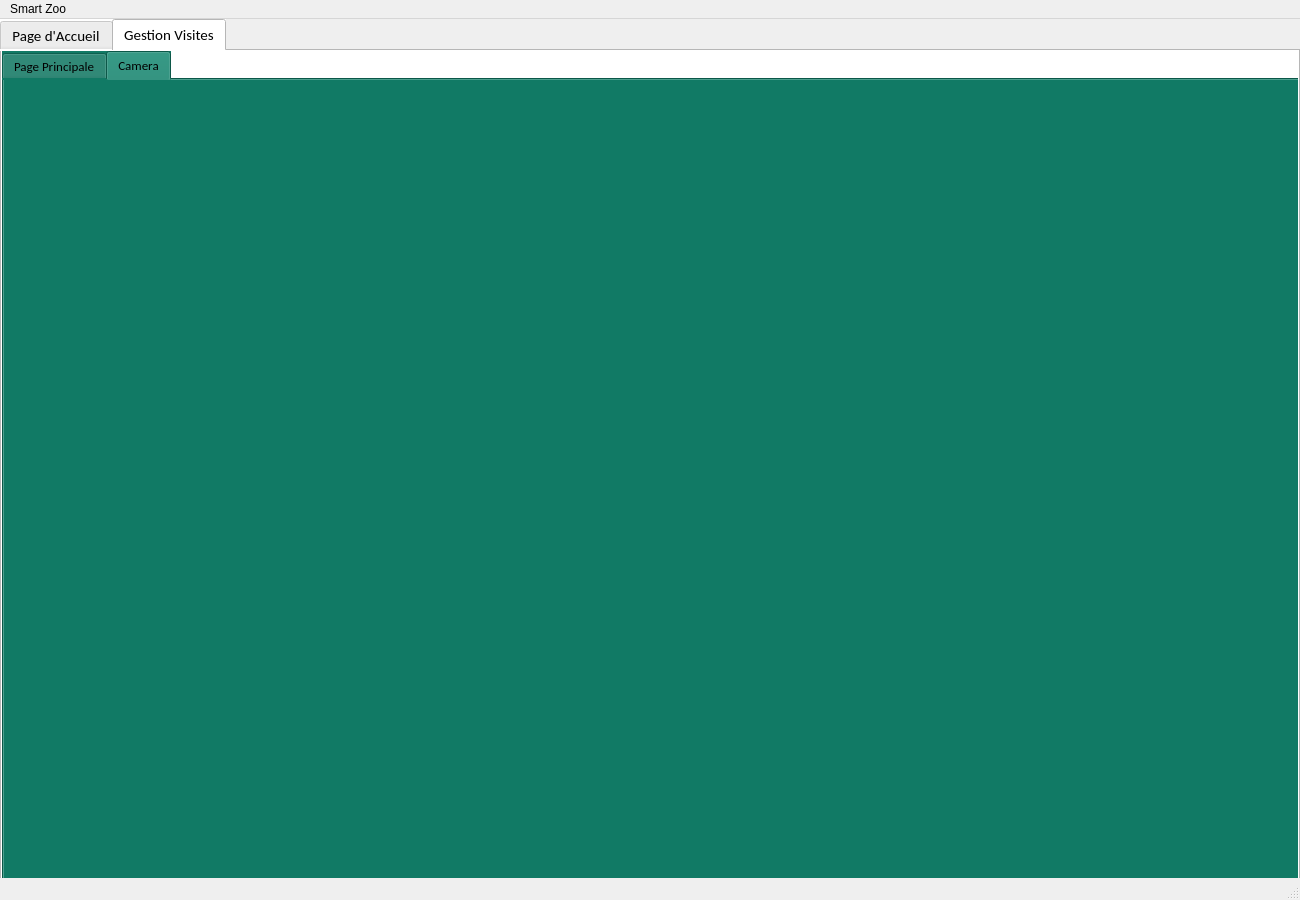
This is gestionVisites/mainwindow.ui in SarraGha/Smart_Park_2A19 as Qt 5 draws it before an edit. The edited form follows.
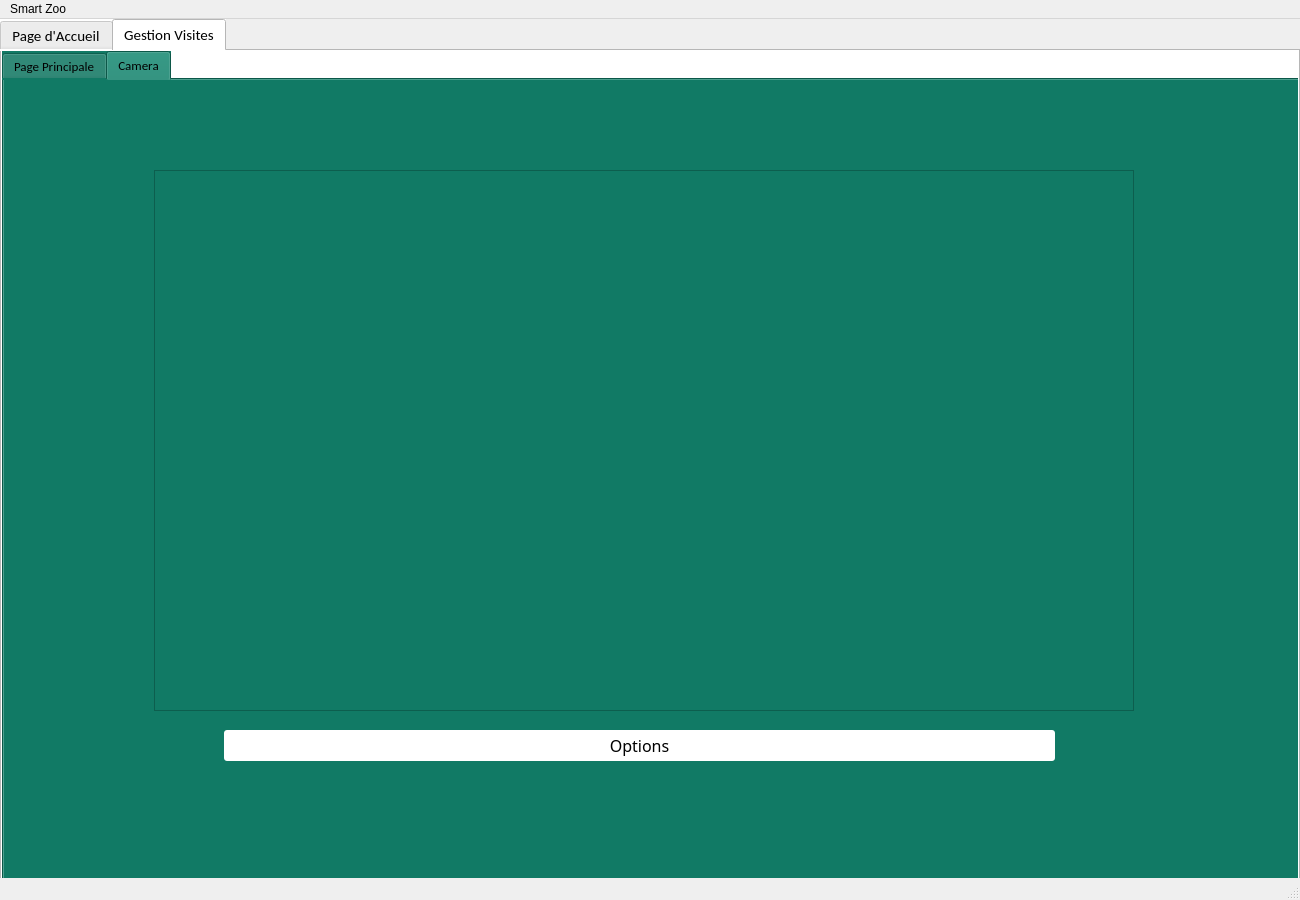
This is the edited form. The open tabs and pages were chosen to show the change. Icons and pictures are not drawn.

```diff
--- a/gestionVisites/mainwindow.ui
+++ b/gestionVisites/mainwindow.ui
@@ -1152,6 +1152,53 @@
        <attribute name="title">
         <string>Camera</string>
        </attribute>
+       <widget class="QScrollArea" name="scrollArea">
+        <property name="geometry">
+         <rect>
+          <x>150</x>
+          <y>90</y>
+          <width>980</width>
+          <height>541</height>
+         </rect>
+        </property>
+        <property name="widgetResizable">
+         <bool>true</bool>
+        </property>
+        <widget class="QWidget" name="scrollAreaWidgetContents">
+         <property name="geometry">
+          <rect>
+           <x>0</x>
+           <y>0</y>
+           <width>978</width>
+           <height>539</height>
+          </rect>
+         </property>
+        </widget>
+       </widget>
+       <widget class="QPushButton" name="optionsCamera">
+        <property name="geometry">
+         <rect>
+          <x>220</x>
+          <y>650</y>
+          <width>831</width>
+          <height>31</height>
+         </rect>
+        </property>
+        <property name="font">
+         <font>
+          <family>Calibri Light</family>
+          <pointsize>12</pointsize>
+         </font>
+        </property>
+        <property name="styleSheet">
+         <string notr="true">background-color: rgb(255, 255, 255);
+border-radius: 3px;
+</string>
+        </property>
+        <property name="text">
+         <string>Options</string>
+        </property>
+       </widget>
       </widget>
      </widget>
     </widget>
```
